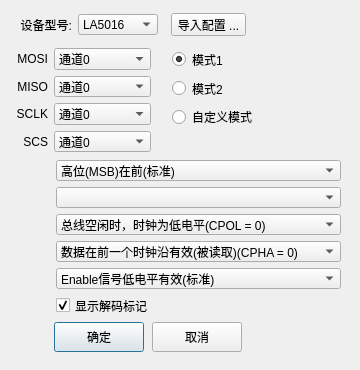
Qt form TCLAutoTestTool/DialogSPISetting.ui (wlffeng2008/TCLAutoTest) before a commit.
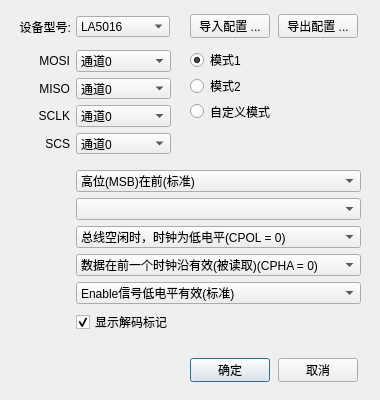
The same form after that commit.

```diff
--- a/TCLAutoTestTool/DialogSPISetting.ui
+++ b/TCLAutoTestTool/DialogSPISetting.ui
@@ -6,8 +6,8 @@
    <rect>
     <x>0</x>
     <y>0</y>
-    <width>360</width>
-    <height>370</height>
+    <width>380</width>
+    <height>400</height>
    </rect>
   </property>
   <property name="windowTitle">
@@ -16,13 +16,13 @@
   <widget class="QWidget" name="layoutWidget">
    <property name="geometry">
     <rect>
-     <x>16</x>
-     <y>48</y>
-     <width>135</width>
+     <x>6</x>
+     <y>50</y>
+     <width>165</width>
      <height>104</height>
     </rect>
    </property>
-   <layout class="QGridLayout" name="gridLayout" columnstretch="0,1" columnminimumwidth="0,0">
+   <layout class="QGridLayout" name="gridLayout" columnstretch="2,3" columnminimumwidth="0,0">
     <item row="0" column="1">
      <widget class="QComboBox" name="comboBox_1">
       <property name="maxVisibleItems">
@@ -416,10 +416,10 @@
   <widget class="QWidget" name="layoutWidget">
    <property name="geometry">
     <rect>
-     <x>172</x>
-     <y>48</y>
-     <width>135</width>
-     <height>80</height>
+     <x>190</x>
+     <y>50</y>
+     <width>85</width>
+     <height>71</height>
     </rect>
    </property>
    <layout class="QVBoxLayout" name="verticalLayout">
@@ -446,7 +446,7 @@
       </attribute>
      </widget>
     </item>
-    <item>
+    <item alignment="Qt::AlignmentFlag::AlignTop">
      <widget class="QRadioButton" name="radioButton3">
       <property name="text">
        <string>自定义模式</string>
@@ -461,10 +461,10 @@
   <widget class="QPushButton" name="pushButtonOK">
    <property name="geometry">
     <rect>
-     <x>54</x>
-     <y>322</y>
-     <width>90</width>
-     <height>30</height>
+     <x>190</x>
+     <y>358</y>
+     <width>80</width>
+     <height>24</height>
     </rect>
    </property>
    <property name="text">
@@ -474,10 +474,10 @@
   <widget class="QPushButton" name="pushButtonCancel">
    <property name="geometry">
     <rect>
-     <x>152</x>
-     <y>322</y>
-     <width>90</width>
-     <height>30</height>
+     <x>278</x>
+     <y>358</y>
+     <width>80</width>
+     <height>24</height>
     </rect>
    </property>
    <property name="text">
@@ -487,10 +487,10 @@
   <widget class="QWidget" name="layoutWidget">
    <property name="geometry">
     <rect>
-     <x>56</x>
-     <y>160</y>
+     <x>76</x>
+     <y>170</y>
      <width>285</width>
-     <height>156</height>
+     <height>166</height>
     </rect>
    </property>
    <layout class="QVBoxLayout" name="verticalLayout_2">
@@ -572,8 +572,8 @@
   <widget class="QLabel" name="label_58">
    <property name="geometry">
     <rect>
-     <x>17</x>
-     <y>13</y>
+     <x>16</x>
+     <y>15</y>
      <width>55</width>
      <height>23</height>
     </rect>
@@ -588,10 +588,10 @@
   <widget class="QPushButton" name="pushButtonLoadConfig">
    <property name="geometry">
     <rect>
-     <x>171</x>
-     <y>13</y>
-     <width>75</width>
-     <height>23</height>
+     <x>190</x>
+     <y>14</y>
+     <width>80</width>
+     <height>24</height>
     </rect>
    </property>
    <property name="cursor">
@@ -604,9 +604,9 @@
   <widget class="QComboBox" name="comboBoxModel">
    <property name="geometry">
     <rect>
-     <x>78</x>
-     <y>14</y>
-     <width>80</width>
+     <x>76</x>
+     <y>16</y>
+     <width>94</width>
      <height>21</height>
     </rect>
    </property>
@@ -643,6 +643,22 @@
     </property>
    </item>
   </widget>
+  <widget class="QPushButton" name="pushButtonSaveAs">
+   <property name="geometry">
+    <rect>
+     <x>278</x>
+     <y>14</y>
+     <width>80</width>
+     <height>24</height>
+    </rect>
+   </property>
+   <property name="cursor">
+    <cursorShape>PointingHandCursor</cursorShape>
+   </property>
+   <property name="text">
+    <string>导出配置 ...</string>
+   </property>
+  </widget>
  </widget>
  <resources/>
  <connections/>
```
Left out of the diff: 2 changed lines with no effect on the pictures.
